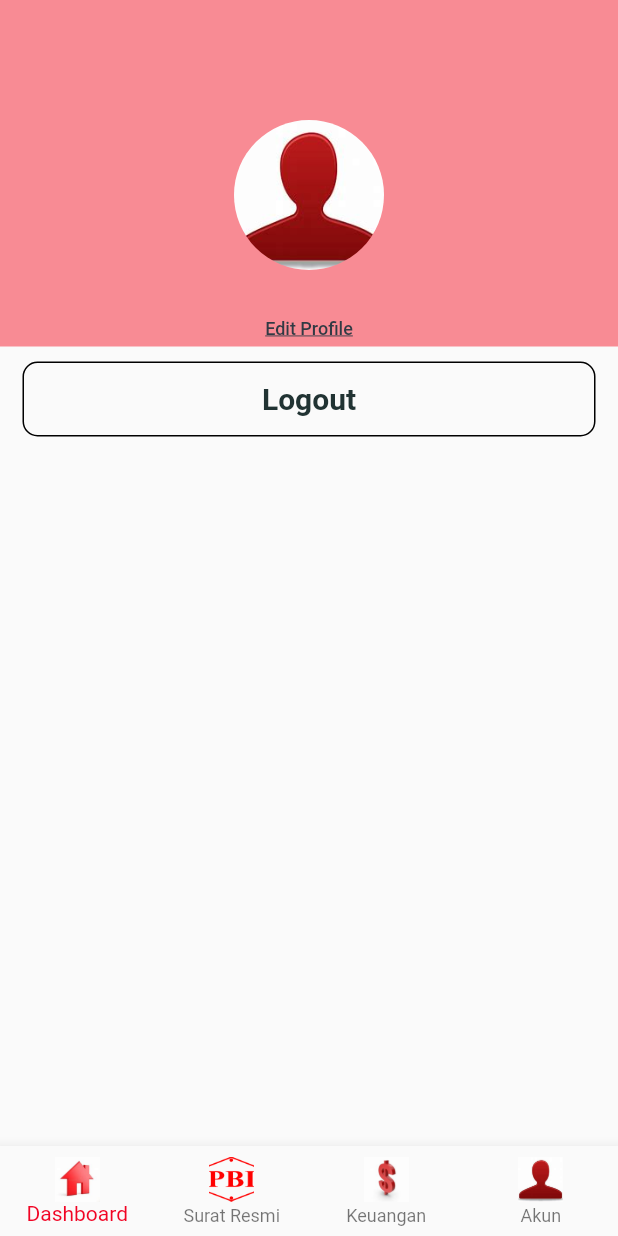
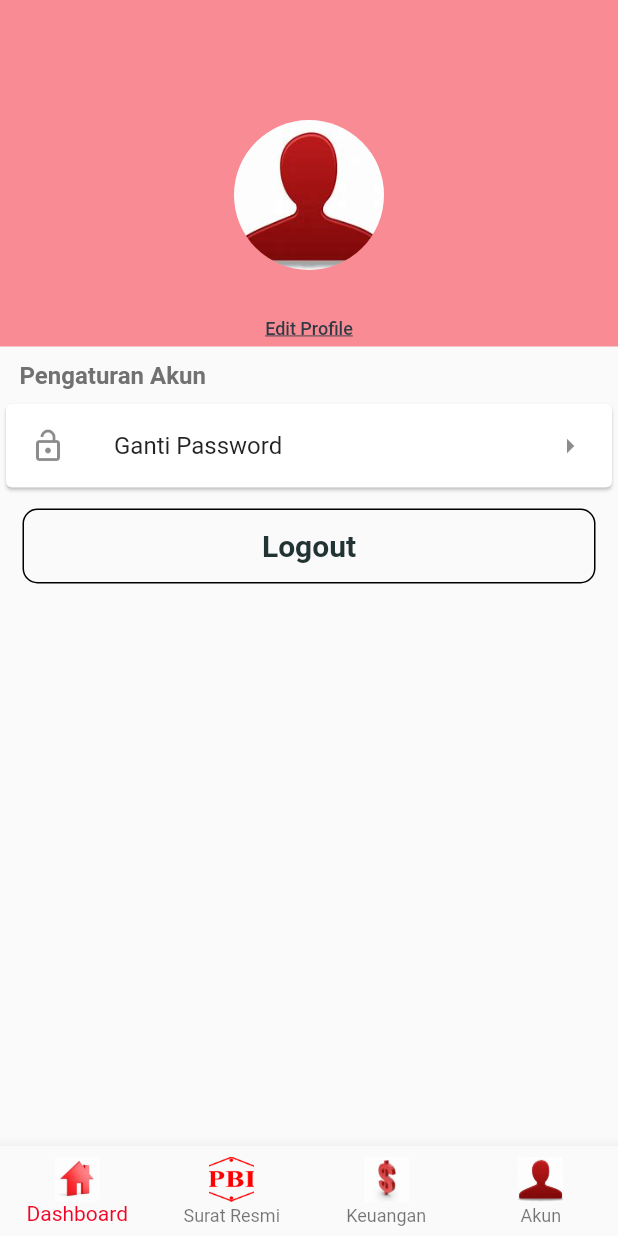
Before and after one commit to BangPei/fl_pbi, a Flutter app: the ProfileScreen screen opened by its route, on a phone screen of 412 x 824 dp. Run offline on Flutter 3.47's test engine with Material 2 defaults, Android fonts, the phone set to English and light mode, and no system bars; our stand-ins replace badges, bloc, dio, equatable, flutter_bloc, font_awesome_flutter and 11 more; accounts and stored records are empty; generated files the repository leaves out were written again.

Commit message:
fix login BLOC

```diff
--- a/lib/screen/login/bloc/login_bloc.dart
+++ b/lib/screen/login/bloc/login_bloc.dart
@@ -1,4 +1,5 @@
 import 'package:dio/dio.dart';
+import 'package:equatable/equatable.dart';
 import 'package:fl_pbi/injector/injector.dart';
 import 'package:fl_pbi/injector/navigation_service.dart';
 import 'package:fl_pbi/library/session_manager.dart';
@@ -14,15 +15,29 @@ part 'login_state.dart';
 final NavigationService _nav = locator<NavigationService>();
 
 class LoginBloc extends Bloc<LoginEvent, LoginState> {
-  LoginBloc() : super(LoginInitial()) {
+  LoginBloc() : super(const LoginState()) {
     on<OnLoginSubmit>(_onLoginSubmit);
+    on<OnChangePassword>(_onChangePassword);
+    on<OnChangeUsername>(_onChangeUsername);
+  }
+
+  void _onChangePassword(OnChangePassword event, Emitter<LoginState> emit) {
+    final password = event.password;
+    emit(state.copyWith(password: password));
+  }
+
+  void _onChangeUsername(OnChangeUsername event, Emitter<LoginState> emit) {
+    final username = event.username;
+    emit(state.copyWith(username: username));
   }
 
   void _onLoginSubmit(OnLoginSubmit event, Emitter<LoginState> emit) async {
-    emit(LoginLoadingState());
+    emit(state.copyWith(isLoading: true));
     try {
       BuildContext context = _nav.navKey.currentContext!;
-      Login login = event.login;
+
+      Login? login = Login(password: state.password, username: state.username);
+
       var dataLOgin = await LoginApi.login(login);
       await Future.wait([
         Session.set("token", dataLOgin["token"]),
@@ -32,9 +47,14 @@ class LoginBloc extends Bloc<LoginEvent, LoginState> {
       ]);
       // ignore: use_build_context_synchronously
       context.go('/');
+      emit(state.copyWith(isLoading: false, isError: false));
     } catch (e) {
       DioException err = e as DioException;
-      emit(LoginErrorState(errorMessage: err.message));
+      emit(state.copyWith(
+        isLoading: false,
+        isError: true,
+        errorMessage: err.response?.data?["message"] ?? err.message,
+      ));
     }
   }
 }
--- a/lib/screen/login/bloc/login_event.dart
+++ b/lib/screen/login/bloc/login_event.dart
@@ -1,10 +1,24 @@
 part of 'login_bloc.dart';
 
-abstract class LoginEvent {
-  LoginEvent();
+abstract class LoginEvent extends Equatable {
+  const LoginEvent();
 }
 
 class OnLoginSubmit extends LoginEvent {
-  Login login;
-  OnLoginSubmit(this.login);
+  @override
+  List<Object?> get props => [];
 }
+
+class OnChangeUsername extends LoginEvent {
+  final String username;
+  const OnChangeUsername(this.username);
+  @override
+  List<Object?> get props => [username];
+}
+
+class OnChangePassword extends LoginEvent {
+  final String password;
+  const OnChangePassword(this.password);
+  @override
+  List<Object?> get props => [password];
+}
--- a/lib/screen/login/bloc/login_state.dart
+++ b/lib/screen/login/bloc/login_state.dart
@@ -1,36 +1,37 @@
 part of 'login_bloc.dart';
 
-sealed class LoginState {
-  const LoginState();
-}
+final class LoginState extends Equatable {
+  const LoginState({
+    this.username,
+    this.password,
+    this.errorMessage,
+    this.isLoading = false,
+    this.isError = false,
+  });
 
-final class LoginInitial extends LoginState {}
+  final String? username;
+  final String? password;
+  final String? errorMessage;
+  final bool isLoading;
+  final bool isError;
 
-final class LoginErrorState extends LoginState {
-  final String? errorMessage;
-  const LoginErrorState({this.errorMessage});
-  List<Object?> get props => [errorMessage];
-}
-
-final class LoginLoadingState extends LoginState {
-  List<Object?> get props => [];
-}
-
-class LoginSubmitState extends LoginState {
-  final String username;
-  final String password;
-  final String firstName;
-  const LoginSubmitState(
-      {required this.username,
-      required this.password,
-      required this.firstName});
-  LoginSubmitState copyWith({username, password, firstname}) {
-    return LoginSubmitState(
-      firstName: firstName,
-      password: password,
+  LoginState copyWith({
+    String? username,
+    String? password,
+    bool? isLoading,
+    String? errorMessage,
+    bool? isError,
+  }) {
+    return LoginState(
       username: username ?? this.username,
+      password: password ?? this.password,
+      errorMessage: errorMessage ?? this.errorMessage,
+      isLoading: isLoading ?? this.isLoading,
+      isError: isError ?? this.isError,
     );
   }
 
-  List<Object?> get props => [username, password, firstName];
+  @override
+  List<Object?> get props =>
+      [isLoading, username, password, isError, errorMessage];
 }
--- a/lib/screen/profile/screen/profile_screen.dart
+++ b/lib/screen/profile/screen/profile_screen.dart
@@ -37,10 +37,10 @@ class _ProfileScreenState extends State<ProfileScreen> {
         ),
         body: SingleChildScrollView(
           child: Column(
+            crossAxisAlignment: CrossAxisAlignment.start,
             children: [
               Container(
                 color: color,
-                // height: MediaQuery.of(context).size.height / 100 * 20,
                 child: Align(
                   child: Column(
                     children: [
@@ -90,11 +90,36 @@ class _ProfileScreenState extends State<ProfileScreen> {
                   ),
                 ),
               ),
+              const Padding(
+                padding: EdgeInsets.only(left: 13, top: 10),
+                child: Text(
+                  "Pengaturan Akun",
+                  style: TextStyle(
+                      fontSize: 16,
+                      fontWeight: FontWeight.w600,
+                      color: Color.fromARGB(255, 114, 113, 113)),
+                ),
+              ),
+              GestureDetector(
+                onTap: () {},
+                child: const Padding(
+                  padding: EdgeInsets.only(top: 5.0),
+                  child: Card(
+                    child: ListTile(
+                      leading: Icon(Icons.lock_open_outlined),
+                      title: Text("Ganti Password"),
+                      trailing: Icon(Icons.arrow_right),
+                    ),
+                  ),
+                ),
+              ),
               GestureDetector(
                 onTap: () async {
                   try {
                     await LoginApi.logout();
                     await Session.clear();
+                    // ignore: use_build_context_synchronously
+                    context.go('/auth');
                   } catch (e) {
                     print(e);
                   }
--- a/lib/service/api.dart
+++ b/lib/service/api.dart
@@ -4,8 +4,8 @@ import 'package:fl_pbi/library/session_manager.dart';
 import 'package:fl_pbi/service/restclient.dart';
 
 class Api {
-  // static const String baseUrl = "http://192.168.0.163:3000/api/";
-  static const String baseUrl = "http://192.168.100.11:3000/api/";
+  static const String baseUrl = "http://192.168.0.163:3000/api/";
+  // static const String baseUrl = "http://192.168.100.11:3000/api/";
 
   static restClient() async {
     final dio = Dio();
--- a/pubspec.yaml
+++ b/pubspec.yaml
@@ -36,6 +36,7 @@ dependencies:
   font_awesome_flutter: ^10.5.0
   jiffy: ^6.2.1
   flutter_bloc: ^8.1.3
+  equatable: ^2.0.5
   retrofit: ^4.0.1
   get_it: ^7.6.0
   shimmer: ^3.0.0
```
Also changed, not shown: lib/screen/login/login_screen.dart (+63 -32 lines), lib/screen/profile/data/identity_card.dart (added, +93 -0 lines), lib/screen/profile/screen/profile_form_screen.dart (+46 -5 lines), pubspec.lock.
